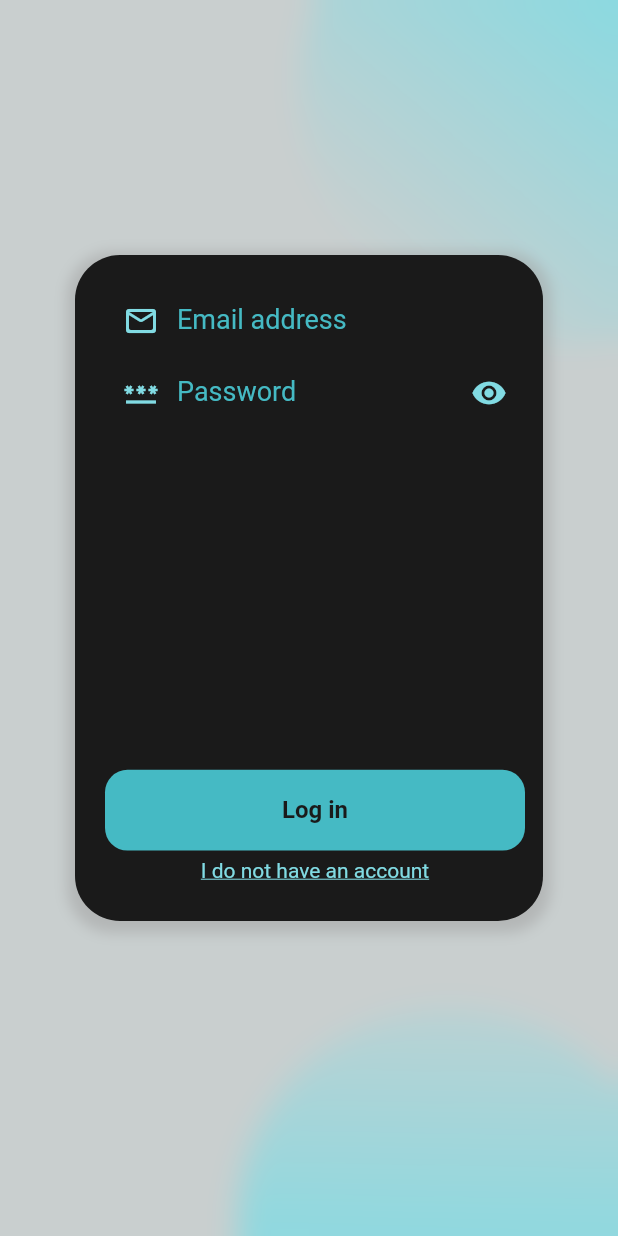
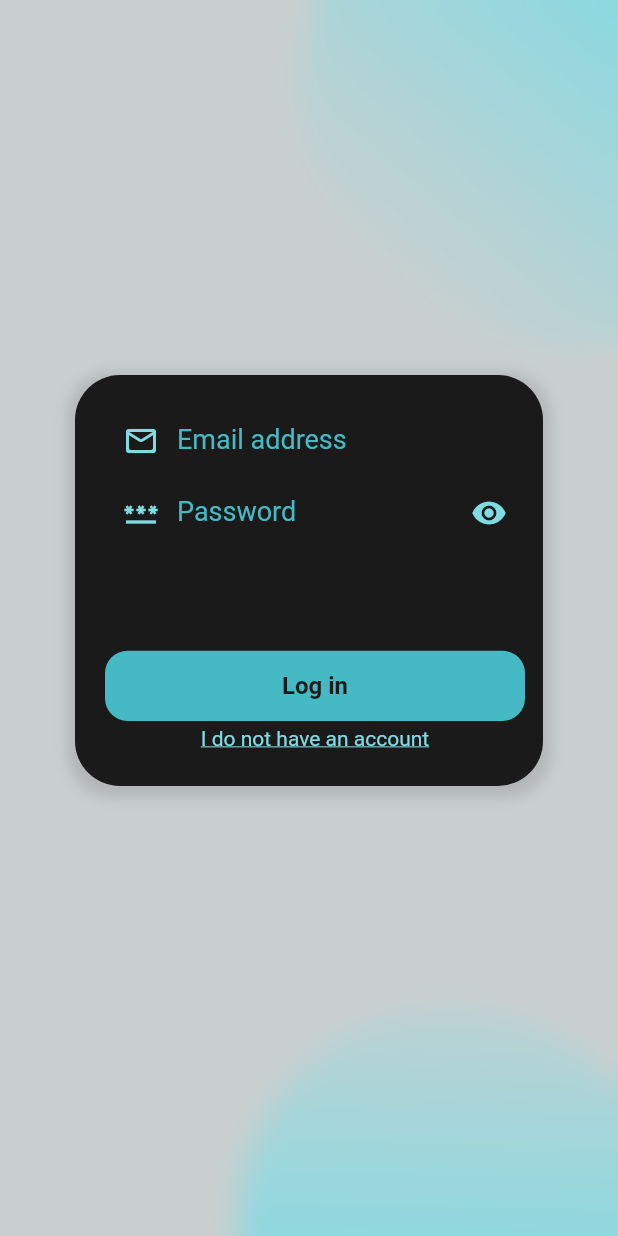
Before and after one commit to DPITmsg/ConnectWave-FE, a Flutter app: the screen it shows after launch, after a tap on "Log in", on a phone screen of 412 x 824 dp. Run offline on Flutter 3.47's test engine with Material 2 defaults, Android fonts, the phone set to English and light mode, and no system bars; our stand-ins replace flutter_rating_bar, flutter_tags, form_field_validator, page_transition.

Commit message:
fixed card size in log in page

```diff
--- a/lib/Views/log_in_page.dart
+++ b/lib/Views/log_in_page.dart
@@ -48,7 +48,7 @@ class _log_in_pageState extends State<log_in_page> {
               ),
             ),
             Padding(
-              padding: const EdgeInsets.fromLTRB(50, 170, 50, 210),
+              padding: const EdgeInsets.fromLTRB(50, 250, 50, 300),
               child: WidgetBox(
                   SizedBox(
                     child: Form(
@@ -56,7 +56,7 @@ class _log_in_pageState extends State<log_in_page> {
                       child: Column(
                         children: [
                           Expanded(
-                            flex: 12,
+                            flex: 7,
                             child: Column(
                               children: [
                                 TextFormField(
```
